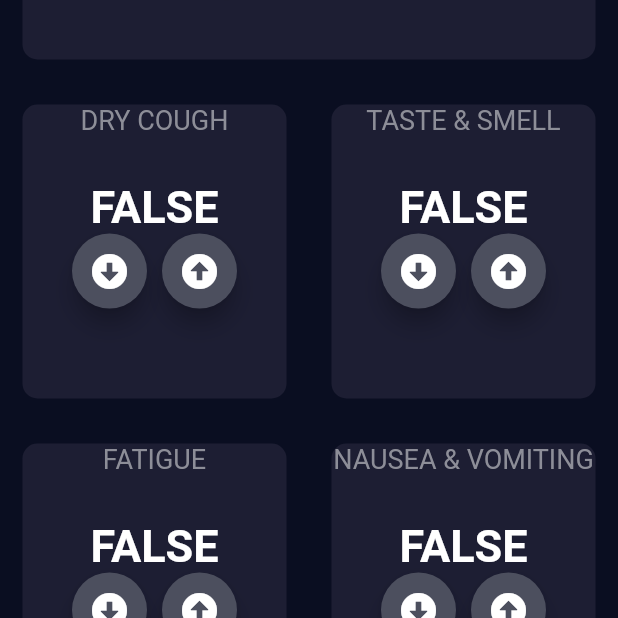
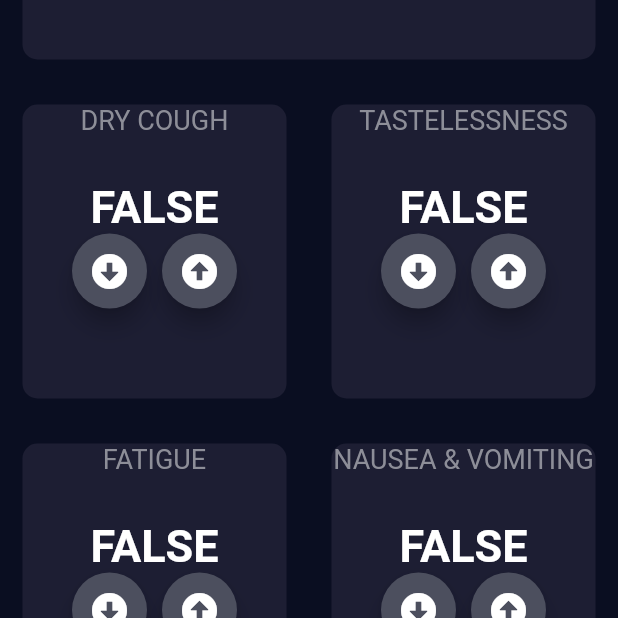
Before and after one commit to abhi-kv29/COVID-RISK-FACTOR-CALCULATOR, a Flutter app: the CovidPage screen opened directly, on a phone screen of 412 x 824 dp, the part 341-959 px from its top. Run offline on Flutter 3.47's test engine with Material 2 defaults, Android fonts, the phone set to English and light mode, and no system bars; our stand-ins replace font_awesome_flutter.

Commit message:
refactored code

```diff
--- a/lib/covid_page.dart
+++ b/lib/covid_page.dart
@@ -136,7 +136,7 @@ class _CovidPageState extends State<CovidPage> {
                     cardChild: Column(
                       children: <Widget>[
                         Text(
-                          'TASTE & SMELL',
+                          'TASTELESSNESS',
                           style: kLabelTextStyle,
                         ),
                         SizedBox(
```
